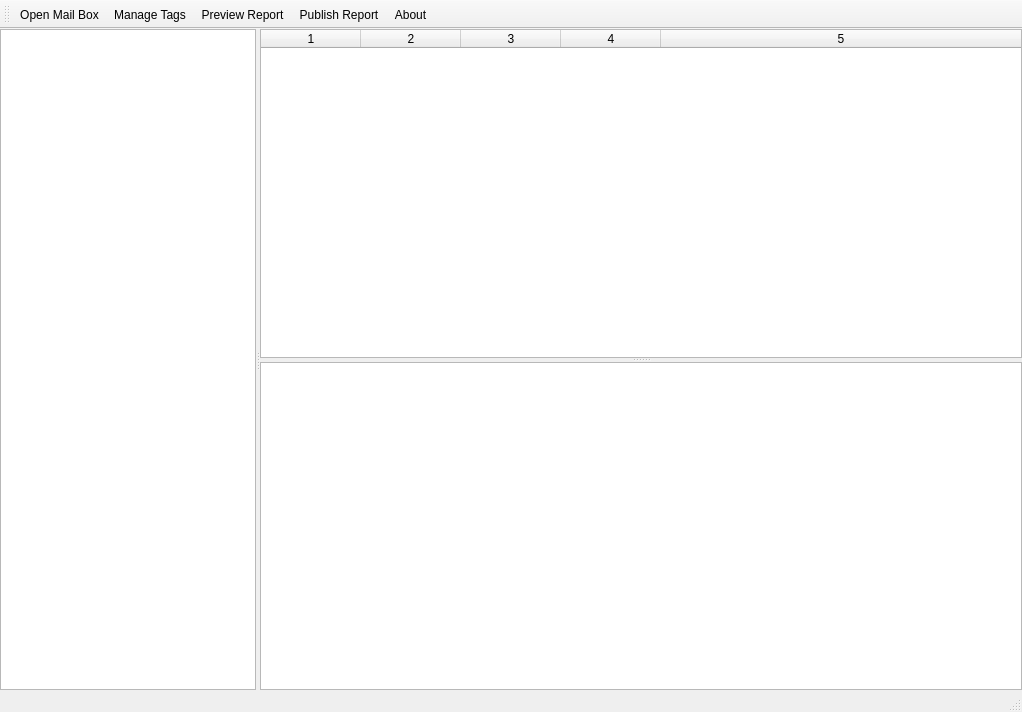
Old version of the form wombatmail.ui in the repository pjrinaldi/wombatmailviewer.
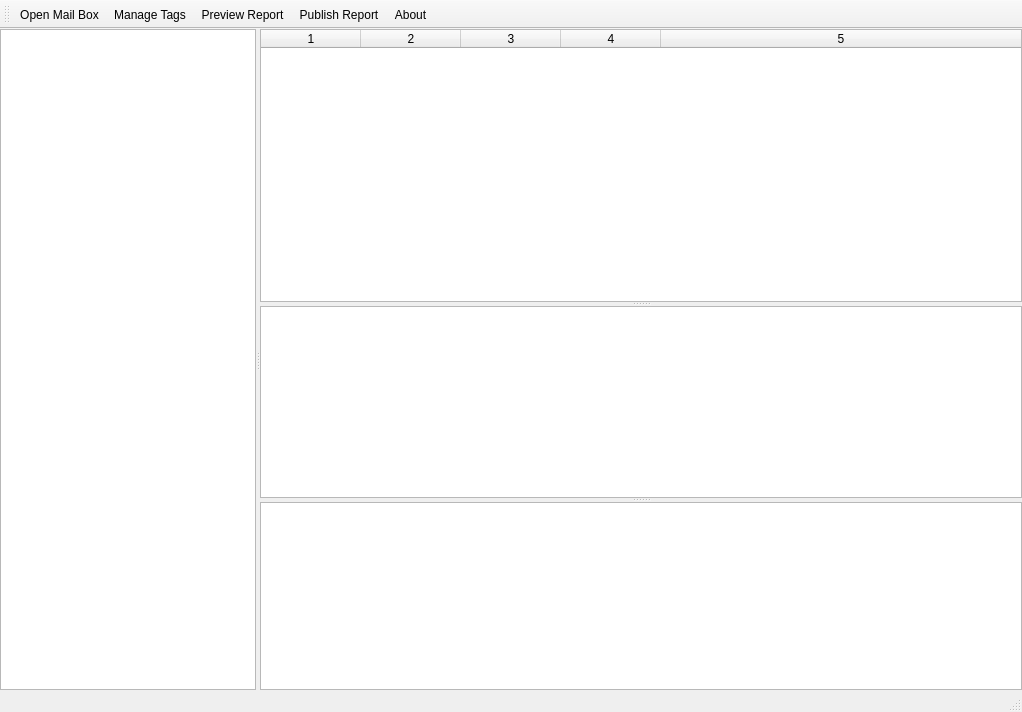
New version of the form. Icons and pictures are not drawn.

Commit message: working on parsing mbox messages

What changed in the file:
```diff
--- a/wombatmail.ui
+++ b/wombatmail.ui
@@ -18,10 +18,7 @@
     <normaloff>:/wombat</normaloff>:/wombat</iconset>
   </property>
   <widget class="QWidget" name="centralwidget">
-   <layout class="QVBoxLayout" name="verticalLayout">
-    <property name="spacing">
-     <number>6</number>
-    </property>
+   <layout class="QHBoxLayout" name="horizontalLayout">
     <property name="leftMargin">
      <number>0</number>
     </property>
@@ -35,7 +32,7 @@
      <number>0</number>
     </property>
     <item>
-     <widget class="QSplitter" name="splitter_2">
+     <widget class="QSplitter" name="splitter_3">
       <property name="orientation">
        <enum>Qt::Horizontal</enum>
       </property>
@@ -52,7 +49,7 @@
         </property>
        </column>
       </widget>
-      <widget class="QSplitter" name="splitter">
+      <widget class="QSplitter" name="splitter_2">
        <property name="sizePolicy">
         <sizepolicy hsizetype="Preferred" vsizetype="Expanding">
          <horstretch>1</horstretch>
@@ -63,6 +60,12 @@
         <enum>Qt::Vertical</enum>
        </property>
        <widget class="QTableWidget" name="tablewidget">
+        <property name="sizePolicy">
+         <sizepolicy hsizetype="Expanding" vsizetype="Expanding">
+          <horstretch>0</horstretch>
+          <verstretch>1</verstretch>
+         </sizepolicy>
+        </property>
         <property name="alternatingRowColors">
          <bool>true</bool>
         </property>
@@ -87,6 +90,16 @@
         <column/>
         <column/>
        </widget>
+       <widget class="QSplitter" name="splitter">
+        <property name="sizePolicy">
+         <sizepolicy hsizetype="Preferred" vsizetype="Expanding">
+          <horstretch>0</horstretch>
+          <verstretch>0</verstretch>
+         </sizepolicy>
+        </property>
+        <property name="orientation">
+         <enum>Qt::Vertical</enum>
+        </property>
        <widget class="QPlainTextEdit" name="plaintext">
         <property name="font">
          <font>
@@ -96,6 +109,15 @@
         <property name="readOnly">
          <bool>true</bool>
         </property>
+        </widget>
+        <widget class="QTextBrowser" name="textbrowser">
+         <property name="sizePolicy">
+          <sizepolicy hsizetype="Expanding" vsizetype="Expanding">
+           <horstretch>0</horstretch>
+           <verstretch>1</verstretch>
+          </sizepolicy>
+         </property>
+        </widget>
        </widget>
       </widget>
      </widget>
```
Lines whose indentation alone changed are shown as unchanged. The commit also changes 2 other files.
